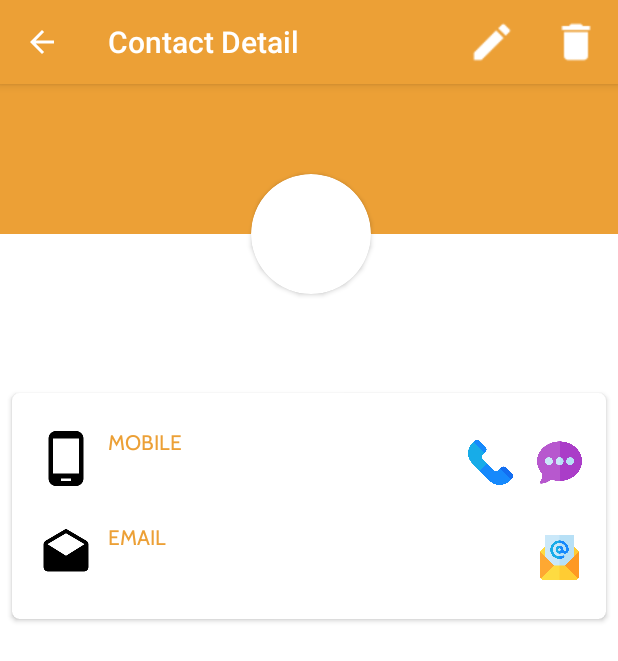
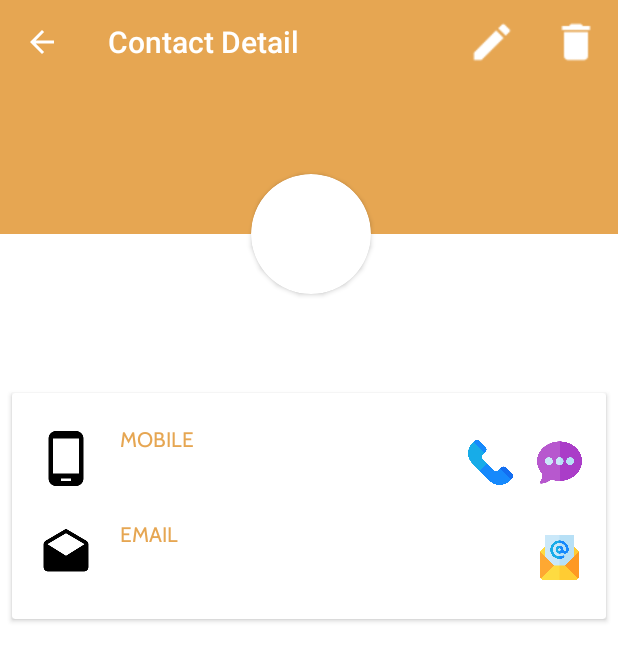
Before and after one commit to CheddarChoi/CommonProject1, an Android app: the PhonebookDetail screen opened directly, with no data from a screen before it, on a phone screen of 412 x 824 dp. Shown: the top 661 px of the screen. Run offline under Robolectric (Android 15) with nearby library versions, the phone set to English and light mode, and no system bars; 2 statements that could not run were skipped.

Commit message:
last commit

```diff
--- a/app/src/main/java/com/example/commonproject1/MainActivity.java
+++ b/app/src/main/java/com/example/commonproject1/MainActivity.java
@@ -25,7 +25,7 @@ public class MainActivity extends AppCompatActivity {
 
         adapter.addItem(new Tab_1(),"PhoneBook");
         adapter.addItem(new Tab_2(),"Gallery");
-        adapter.addItem(new Tab_3(),"What's New?");
+        adapter.addItem(new Tab_3(),"Filter Camera");
         pager.setAdapter(adapter);
 
         TabLayout tab_layout = findViewById(R.id.tab_layout);
--- a/app/src/main/java/com/example/commonproject1/Tab_1/PhonebookDetail.java
+++ b/app/src/main/java/com/example/commonproject1/Tab_1/PhonebookDetail.java
@@ -16,7 +16,6 @@ import android.view.Window;
 import android.widget.ImageButton;
 import android.widget.ImageView;
 import android.widget.TextView;
-import android.widget.Toast;
 
 import com.example.commonproject1.R;
 
@@ -48,13 +47,14 @@ public class PhonebookDetail extends AppCompatActivity implements View.OnClickLi
         actionBar.setDisplayShowCustomEnabled(true);
         actionBar.setDisplayShowTitleEnabled(true);
         actionBar.setDisplayHomeAsUpEnabled(true);
+        actionBar.setElevation(0);
         actionBar.setTitle("Contact Detail");
 
         textView_name = findViewById(R.id.edit_name);
         textView_number = findViewById(R.id.edit_number);
         textView_email = findViewById(R.id.edit_email);
         ImageView_photo = findViewById(R.id.imageView_phonebook);
-        callbutton = findViewById(R.id.CallButton);
+        callbutton = findViewById(R.id.callButton);
         messagebutton = findViewById(R.id.messageButton);
         emailbutton = findViewById(R.id.emailButton);
 
@@ -81,7 +81,7 @@ public class PhonebookDetail extends AppCompatActivity implements View.OnClickLi
     @Override
     public void onClick(View v) {
         switch (v.getId()){
-            case R.id.CallButton:
+            case R.id.callButton:
                 startActivity(new Intent("android.intent.action.DIAL", Uri.parse("tel:" + number)));
                 break;
             case R.id.messageButton:
@@ -130,6 +130,7 @@ public class PhonebookDetail extends AppCompatActivity implements View.OnClickLi
         resultIntent.putExtra("name", name);
         resultIntent.putExtra("number", number);
         resultIntent.putExtra("email", email);
+        resultIntent.putExtra("photo",bytes);
         setResult(Activity.RESULT_OK, resultIntent);
         super.onBackPressed();
     }
@@ -145,9 +146,12 @@ public class PhonebookDetail extends AppCompatActivity implements View.OnClickLi
                         name = data.getStringExtra("name");
                         number = data.getStringExtra("number");
                         email = data.getStringExtra("email");
+                        bytes = data.getByteArrayExtra("photo");
+                        photo = BitmapFactory.decodeByteArray(bytes,0,bytes.length);
                         textView_name.setText(name);
                         textView_number.setText(number);
                         textView_email.setText(email);
+                        ImageView_photo.setImageBitmap(photo);
                     }
                 }
                 break;
--- a/app/src/main/java/com/example/commonproject1/Tab_1/Tab_1.java
+++ b/app/src/main/java/com/example/commonproject1/Tab_1/Tab_1.java
@@ -221,7 +221,8 @@ public class Tab_1 extends Fragment {
                         String new_name = data.getStringExtra("name");
                         String new_number = data.getStringExtra("number");
                         String new_email = data.getStringExtra("email");
-                        Bitmap photo = phonebooklist.get(position).getPhoto();
+                        byte[] bytes = data.getByteArrayExtra("photo");
+                        Bitmap photo = BitmapFactory.decodeByteArray(bytes,0,bytes.length);
                         phonebooklist.set(position, new Item(new_name, new_number, new_email, photo));
                         phonebookadapter.notifyItemChanged(position);
                     }
--- a/app/src/main/res/layout/activity_phonebook_detail.xml
+++ b/app/src/main/res/layout/activity_phonebook_detail.xml
@@ -69,7 +69,6 @@
         android:layout_marginTop="16dp"
         android:layout_marginEnd="8dp"
         android:layout_marginRight="8dp"
-        app:cardCornerRadius="5dp"
         app:layout_constraintEnd_toEndOf="parent"
         app:layout_constraintStart_toStartOf="parent"
         app:layout_constraintTop_toBottomOf="@+id/edit_name">
@@ -82,9 +81,9 @@
                 android:id="@+id/textView2"
                 android:layout_width="wrap_content"
                 android:layout_height="wrap_content"
-                android:layout_marginStart="8dp"
-                android:layout_marginLeft="8dp"
-                android:layout_marginTop="8dp"
+                android:layout_marginStart="16dp"
+                android:layout_marginLeft="16dp"
+                android:layout_marginTop="6dp"
                 android:text="EMAIL"
                 android:textColor="@color/colorPrimary"
                 android:textSize="14sp"
@@ -110,9 +109,9 @@
                 android:id="@+id/textView"
                 android:layout_width="wrap_content"
                 android:layout_height="wrap_content"
-                android:layout_marginStart="8dp"
-                android:layout_marginLeft="8dp"
-                android:layout_marginTop="8dp"
+                android:layout_marginStart="16dp"
+                android:layout_marginLeft="16dp"
+                android:layout_marginTop="6dp"
                 android:text="MOBILE"
                 android:textColor="@color/colorPrimary"
                 android:textSize="14sp"
@@ -121,7 +120,7 @@
                 app:layout_constraintTop_toTopOf="@+id/imageView" />
 
             <ImageButton
-                android:id="@+id/CallButton"
+                android:id="@+id/callButton"
                 android:layout_width="30dp"
                 android:layout_height="60dp"
                 android:layout_marginEnd="16dp"
@@ -141,7 +140,7 @@
                 android:background="@android:color/transparent"
                 android:scaleType="centerInside"
                 app:layout_constraintEnd_toEndOf="parent"
-                app:layout_constraintTop_toTopOf="@+id/CallButton"
+                app:layout_constraintTop_toTopOf="@+id/callButton"
                 app:srcCompat="@drawable/chat" />
 
             <ImageButton
@@ -171,30 +170,26 @@
                 android:id="@+id/edit_number"
                 android:layout_width="wrap_content"
                 android:layout_height="wrap_content"
-                android:layout_marginStart="8dp"
-                android:layout_marginLeft="8dp"
                 android:layout_weight="1"
                 android:clickable="true"
                 android:gravity="left|center_vertical"
                 android:text="@string/textView_phonebook_number"
                 android:textSize="14sp"
                 app:fontFamily="sans-serif"
-                app:layout_constraintStart_toEndOf="@+id/imageView"
+                app:layout_constraintStart_toStartOf="@+id/textView"
                 app:layout_constraintTop_toBottomOf="@+id/textView" />
 
             <TextView
                 android:id="@+id/edit_email"
                 android:layout_width="wrap_content"
                 android:layout_height="wrap_content"
-                android:layout_marginStart="8dp"
-                android:layout_marginLeft="8dp"
                 android:layout_weight="1"
                 android:clickable="true"
                 android:gravity="left|center_vertical"
                 android:text="@string/textView_phonebook_email"
                 android:textSize="14sp"
                 app:fontFamily="sans-serif"
-                app:layout_constraintStart_toEndOf="@+id/imageView2"
+                app:layout_constraintStart_toStartOf="@+id/textView2"
                 app:layout_constraintTop_toBottomOf="@+id/textView2" />
         </androidx.constraintlayout.widget.ConstraintLayout>
     </androidx.cardview.widget.CardView>
--- a/app/src/main/res/values/colors.xml
+++ b/app/src/main/res/values/colors.xml
@@ -1,6 +1,6 @@
 <?xml version="1.0" encoding="utf-8"?>
 <resources>
-    <color name="colorPrimary">#ECA036</color>
-    <color name="colorPrimaryDark">#ECA036</color>
+    <color name="colorPrimary">#E6A652</color>
+    <color name="colorPrimaryDark">#E6A652</color>
     <color name="colorAccent">#FA8250</color>
 </resources>
```
Also changed, not shown: app/src/main/java/com/example/commonproject1/Tab_1/PhonebookEdit.java (+105 -10 lines), app/src/main/java/com/example/commonproject1/Tab_3/Tab_3.java (+2 -18 lines), app/src/main/res/layout/activity_phonebook_edit.xml (+9 -14 lines), app/src/main/res/layout/phonebook_list.xml (+5 -5 lines), 1 other file.
